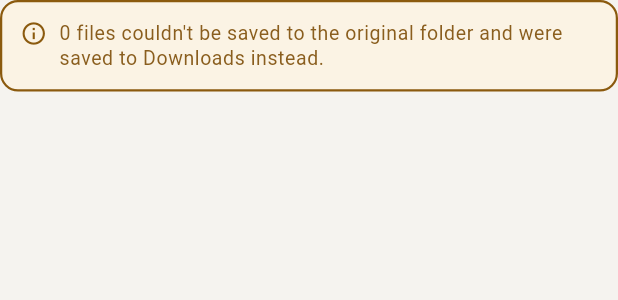
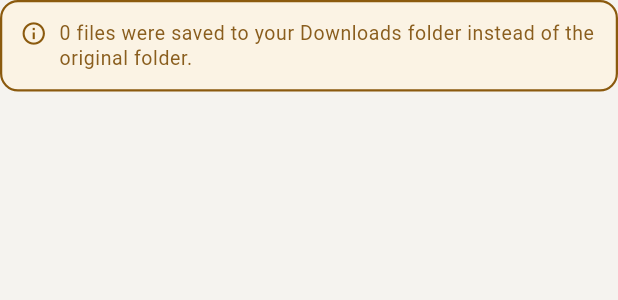
Before and after one commit to w0l1d/latch, a Flutter app: the _FallbackBanner widget shown alone on an empty page, opened directly with empty values, on a phone screen of 412 x 824 dp. Shown: the top 300 px of the screen. Run offline on Flutter 3.47's test engine with Material 3 defaults, Android fonts, the phone set to English and light mode, and no system bars; our stand-ins replace file_picker, flutter_secure_storage, go_router, local_auth, package_info_plus, shared_preferences; missing offline and left inert: receive_sharing_intent, sodium; accounts and stored records are empty.

Commit message:
fix(android): resolve the real source folder for more providers, always ask before Downloads
Locking a file picked from Downloads silently landed the output in Downloads
with no folder prompt at all. `resolveToFilePath` only mapped
`externalstorage` documents and Downloads documents with a `raw:` id, so a
Downloads `msf:<id>` (or MediaStore) document resolved to no folder — and the
planner treated "folder unknown" as "use Downloads", without asking.

- `dataColumnPath()`: query the provider's `_data` column for any document URI
  whose id doesn't encode a path, so Downloads `msf:` and MediaStore documents
  resolve to their real folder. Cloud/virtual providers still resolve to null.
- `OutputPlanner.plan`: an unresolvable source folder now prompts once per
  batch with a null folder instead of silently using Downloads. Declining still
  means Downloads — but as an explicit choice. Nothing is persisted for it,
  there being no folder path to key a grant on.
- `promptSaveFolder`: accepts a null folder and asks for any destination, with
  the picker unseeded.
- Success-screen fallback banner: Downloads can now be a deliberate choice, so
  "couldn't be saved to the original folder" would be untrue — reword to state
  where the files went.

```diff
--- a/lib/core/save_folder_prompt.dart
+++ b/lib/core/save_folder_prompt.dart
@@ -3,19 +3,26 @@ import 'package:path/path.dart' as p;
 import 'saf_bridge.dart';
 
 /// Shows a brief rationale, then the Android folder picker, so the app can
-/// create output files in [folder] (the folder the sources came from).
+/// create output files in [folder] (the folder the sources came from). A null
+/// [folder] means the source folder couldn't be resolved — the user is asked to
+/// pick any destination instead, with the picker unseeded.
 ///
 /// Returns the granted tree URI, or null when the user declines — in which
 /// case the caller falls back to saving in Downloads. Used by both the encrypt
 /// and decrypt flows as the `requestGrant` callback for [OutputPlanner.plan].
-Future<String?> promptSaveFolder(BuildContext context, String folder) async {
+Future<String?> promptSaveFolder(BuildContext context, String? folder) async {
   final choose = await showDialog<bool>(
     context: context,
     builder: (ctx) => AlertDialog(
       title: const Text('Where to save'),
       content: Text(
-        'Allow Latch to save into "${p.basename(folder)}" — the folder these '
-        'files came from. If you skip, they go to your Downloads folder.',
+        folder == null
+            ? 'Latch can\'t tell which folder these files came from. Choose a '
+                  'folder to save into. If you skip, they go to your Downloads '
+                  'folder.'
+            : 'Allow Latch to save into "${p.basename(folder)}" — the folder '
+                  'these files came from. If you skip, they go to your '
+                  'Downloads folder.',
       ),
       actions: [
         TextButton(
--- a/lib/features/decrypt/decrypt_success_screen.dart
+++ b/lib/features/decrypt/decrypt_success_screen.dart
@@ -169,9 +169,9 @@ class _FallbackBanner extends StatelessWidget {
           const SizedBox(width: 8),
           Expanded(
             child: Text(
-              '$count file${count == 1 ? '' : 's'} couldn\'t be saved to the '
-              'original folder and ${count == 1 ? 'was' : 'were'} saved to '
-              'Downloads instead.',
+              '$count file${count == 1 ? '' : 's'} '
+              '${count == 1 ? 'was' : 'were'} saved to your Downloads folder '
+              'instead of the original folder.',
               style: Theme.of(
                 context,
               ).textTheme.bodySmall?.copyWith(color: const Color(0xFF8A5E1E)),
--- a/lib/features/encrypt/encrypt_success_screen.dart
+++ b/lib/features/encrypt/encrypt_success_screen.dart
@@ -140,9 +140,9 @@ class _FallbackBanner extends StatelessWidget {
           const SizedBox(width: 8),
           Expanded(
             child: Text(
-              '$count file${count == 1 ? '' : 's'} couldn\'t be saved to the '
-              'original folder and ${count == 1 ? 'was' : 'were'} saved to '
-              'Downloads instead.',
+              '$count file${count == 1 ? '' : 's'} '
+              '${count == 1 ? 'was' : 'were'} saved to your Downloads folder '
+              'instead of the original folder.',
               style: Theme.of(
                 context,
               ).textTheme.bodySmall?.copyWith(color: const Color(0xFF8A5E1E)),
```
Also changed, not shown: lib/core/output_plan.dart (+15 -5 lines), 2 other files.
